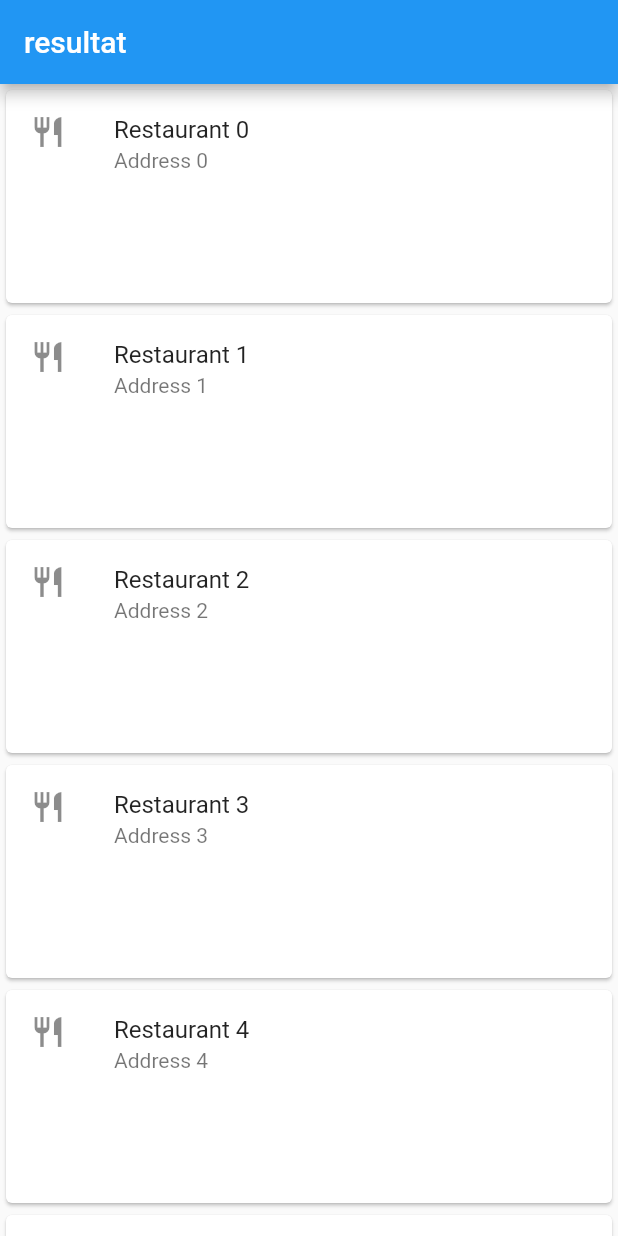
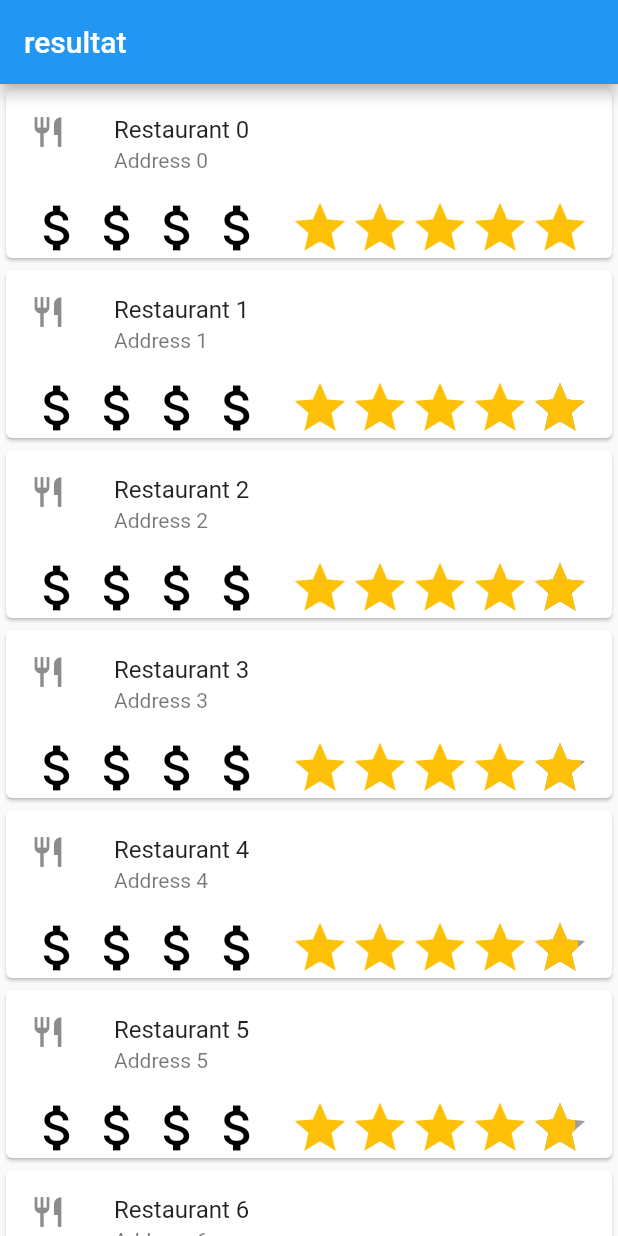
Before and after one commit to gu-tig169/grupp3, a Flutter app: the screen it shows after launch, on a phone screen of 412 x 824 dp. Run offline on Flutter 3.47's test engine with Material 2 defaults, Android fonts, the phone set to English and light mode, and no system bars; drawn by our look-alikes of flutter_rating_bar.

Commit message:
Lagt till betyg och pris i restaurantcard

```diff
--- a/lib/RestaurantList.dart
+++ b/lib/RestaurantList.dart
@@ -1,5 +1,6 @@
 import 'package:flutter/cupertino.dart';
 import 'package:flutter/material.dart';
+import 'package:flutter_rating_bar/flutter_rating_bar.dart';
 
 import 'model.dart';
 
@@ -15,7 +16,6 @@ class RestaurantList extends StatelessWidget {
         //return ListTile(
         //leading: Text('${restaurants[index].name}'),
         return Container(
-          height: 150,
           child: Card(
             child: new InkWell(
               onTap: () {
@@ -29,6 +29,29 @@ class RestaurantList extends StatelessWidget {
                     title: Text('${restaurants[index].name}'),
                     subtitle: Text('${restaurants[index].address}'),
                   ),
+                  Row(
+                    mainAxisAlignment: MainAxisAlignment.spaceEvenly,
+                    children: <Widget>[
+                      RatingBarIndicator(
+                        rating: restaurants[index].priceLevel,
+                        itemBuilder: (context, index) => Icon(
+                          Icons.attach_money,
+                          color: Colors.black,
+                        ),
+                        itemCount: 4,
+                        direction: Axis.horizontal,
+                      ),
+                      RatingBarIndicator(
+                        rating: restaurants[index].rating,
+                        itemBuilder: (context, index) => Icon(
+                          Icons.star,
+                          color: Colors.amber,
+                        ),
+                        itemCount: 5,
+                        direction: Axis.horizontal,
+                      ),
+                    ],
+                  ),
                 ],
               ),
             ),
--- a/lib/RestaurantListView.dart
+++ b/lib/RestaurantListView.dart
@@ -6,7 +6,14 @@ import 'RestaurantList.dart';
 
 class RestaurantListView extends StatelessWidget {
   final restaurantList = List<Restaurant>.generate(
-      100, (i) => Restaurant(name: "Restaurant $i", address: "Address $i"));
+    100,
+    (i) => Restaurant(
+      name: "Restaurant $i",
+      address: "Address $i",
+      rating: (100 - i) / 20,
+      priceLevel: (100 - i) / 25,
+    ),
+  );
   Widget build(BuildContext context) {
     return Scaffold(
       appBar: AppBar(
--- a/lib/model.dart
+++ b/lib/model.dart
@@ -6,10 +6,10 @@ class Restaurant {
 
   bool openNow;
 
-  int rating;
+  double rating;
   int userRatingsTotal;
 
-  int priceLevel;
+  double priceLevel;
 
   Restaurant({
     @required this.name,
--- a/pubspec.yaml
+++ b/pubspec.yaml
@@ -28,6 +28,7 @@ dependencies:
   # The following adds the Cupertino Icons font to your application.
   # Use with the CupertinoIcons class for iOS style icons.
   cupertino_icons: ^1.0.0
+  flutter_rating_bar: ^3.2.0+1
 
 dev_dependencies:
   flutter_test:
```
